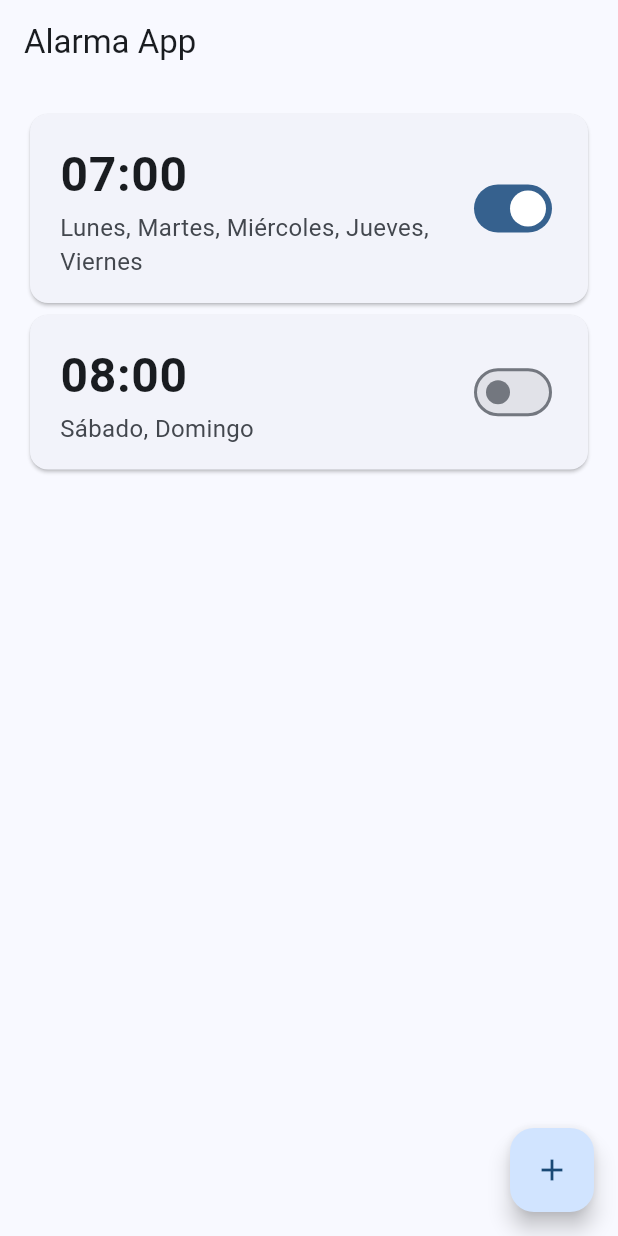
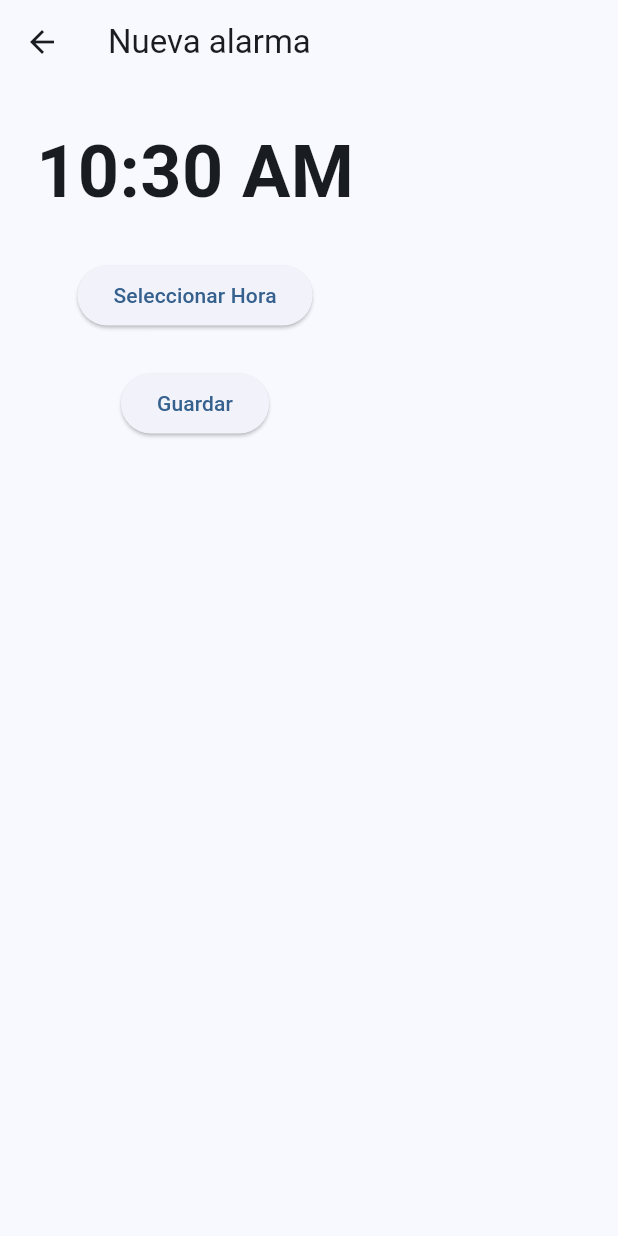
Before and after one commit to Will2020-cpu/alarma_app, a Flutter app: the screen it shows after launch, after a tap on the "add" icon, on a phone screen of 412 x 824 dp. Run offline on Flutter 3.47's test engine with Material 3 defaults, Android fonts, the phone set to English and light mode, and no system bars.

Commit message:
Add alarm screen

```diff
--- /dev/null
+++ b/lib/screens/add_alarm_scren.dart
@@ -0,0 +1,57 @@
+import 'package:flutter/material.dart';
+
+class AddAlarmScreen extends StatefulWidget {
+  const AddAlarmScreen({super.key});
+
+  @override
+  State<AddAlarmScreen> createState() => _AddAlarmScreenState();
+}
+
+class _AddAlarmScreenState extends State<AddAlarmScreen> {
+  TimeOfDay selectedTime = TimeOfDay.now();
+
+  Future<void> selectTime() async {
+    final TimeOfDay? time = await showTimePicker(
+      context: context,
+      initialTime: selectedTime,
+    );
+
+    if (time != null) {
+      setState(() {
+        selectedTime = time;
+      });
+    }
+  }
+
+  @override
+  Widget build(BuildContext context) {
+    return Scaffold(
+      appBar: AppBar(title: const Text("Nueva alarma")),
+      body: Padding(
+        padding: const EdgeInsets.all(24),
+        child: Column(
+          children: [
+            Text(
+              selectedTime.format(context),
+              style: const TextStyle(fontSize: 48, fontWeight: FontWeight.bold),
+            ),
+            const SizedBox(height: 24),
+            ElevatedButton(
+              onPressed: selectTime,
+              child: const Text("Seleccionar Hora"),
+            ),
+
+            const SizedBox(height: 24),
+
+            ElevatedButton(
+              onPressed: () {
+                Navigator.pop(context);
+              },
+              child: const Text("Guardar"),
+            ),
+          ],
+        ),
+      ),
+    );
+  }
+}
--- a/lib/screens/home_screen.dart
+++ b/lib/screens/home_screen.dart
@@ -1,6 +1,6 @@
+import 'package:count_app/screens/add_alarm_scren.dart';
 import 'package:flutter/material.dart';
 
-import '../models/alarm.dart';
 import '../widgets/alarm_card.dart';
 
 class HomeScreen extends StatelessWidget {
@@ -23,7 +23,10 @@ class HomeScreen extends StatelessWidget {
       ),
       floatingActionButton: FloatingActionButton(
         onPressed: () {
-          // TODO: Mas tarde investigaremos como abrir un modal para agregar una alarma
+          Navigator.push(
+            context,
+            MaterialPageRoute(builder: (context) => const AddAlarmScreen()),
+          );
         },
         tooltip: 'Agregar alarma',
         child: const Icon(Icons.add),
```
